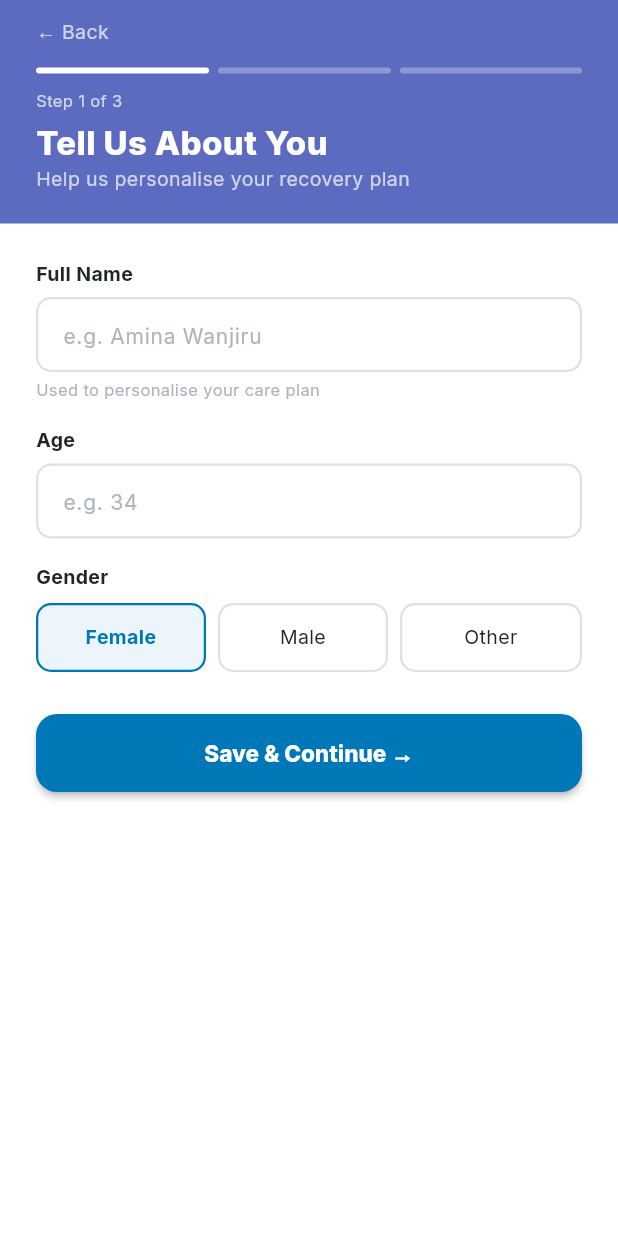
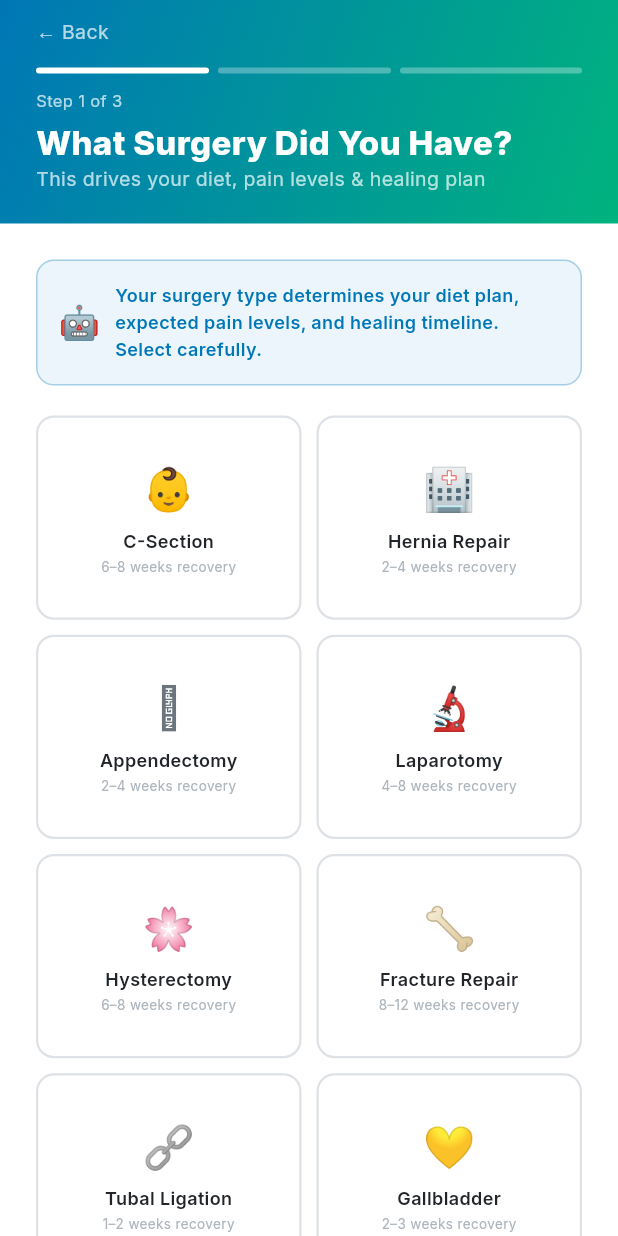
Before and after one commit to Winfry/RecoverSalama, a Flutter app: the ProfileSetupScreen screen opened by its route, on a phone screen of 412 x 824 dp. Run offline on Flutter 3.47's test engine with Material 3 defaults, Android fonts, the phone set to English and light mode, and no system bars; our stand-ins replace dio, flutter_dotenv, flutter_local_notifications, flutter_riverpod, flutter_secure_storage, go_router and 3 more; accounts and stored records are empty; network calls fail.

Commit message:
Redesign profile setup: surgery-first card grid, validation, and app icon   Profile Setup:                                                                              - Reorder steps: surgery type is now Step 1 (required card grid with emoji     and recovery time estimates), personal details moved to Step 2                            - Replace surgery dropdown with animated 2-column card grid — selection                       shows chosen surgery as a confirmation banner on Step 2                                   - Add _handleNext() with per-step validation: blocks progression if surgery                   not selected (Step 1) or name is empty (Step 2)                                           - Upgrade header gradient from flat purple to blue-to-green linear gradient
  App Icon:
  - Add flutter_launcher_icons to dev_dependencies and configure for Android
  - Add generate_icon.py: Pillow script that generates the 1024x1024
    SalamaRecover launcher icon (heart + cross + green accent)

```diff
--- a/flutter_app/lib/features/profile/screens/profile_setup_screen.dart
+++ b/flutter_app/lib/features/profile/screens/profile_setup_screen.dart
@@ -1,7 +1,8 @@
 // ─────────────────────────────────────────────────────────────
 // SalamaRecover — Screen 02: Profile Setup (3 Steps)
-// Collects everything the AI needs to personalise recovery.
-// Step 1: Personal info. Step 2: Surgery details. Step 3: Diet & caregiver.
+// Step 1: Surgery type (drives everything — required, card grid)
+// Step 2: Personal details (name, age, gender, date, weight)
+// Step 3: Diet & Caregiver
 // © 2025 Winfry Nyarangi Nyabuto. All Rights Reserved.
 // ─────────────────────────────────────────────────────────────
 
@@ -29,18 +30,18 @@ class _ProfileSetupScreenState extends ConsumerState<ProfileSetupScreen> {
   String _surgery = '';
   DateTime? _surgeryDate;
 
-  // Step 1 controllers
+  // Step 2 controllers
   final _nameCtrl = TextEditingController();
   final _ageCtrl = TextEditingController();
+  final _weightCtrl = TextEditingController();
 
   // Step 3 controllers
   final _allergiesCtrl = TextEditingController();
   final _caregiverCtrl = TextEditingController();
-  final _weightCtrl = TextEditingController();
 
   bool _isSaving = false;
 
-  // Allergy toggles — from Kenya Nutrition Manual p.77
+  // Allergy toggles
   final Map<String, bool> _allergyToggles = {
     'Milk/Dairy': false,
     'Eggs': false,
@@ -49,52 +50,136 @@ class _ProfileSetupScreenState extends ConsumerState<ProfileSetupScreen> {
     'Seafood': false,
   };
 
-  // 16 surgery types — covers most common surgeries in Kenya
-  final List<String> _surgeries = [
-    'Caesarean Section (C-Section)',
-    'Inguinal Hernia Repair',
-    'Appendectomy',
-    'Laparotomy',
-    'Hysterectomy',
-    'Open Fracture Repair',
-    'Tubal Ligation',
-    'Cholecystectomy',
-    'Prostatectomy',
-    'Thyroidectomy',
-    'Knee Replacement',
-    'Hip Replacement',
-    'Mastectomy',
-    'Myomectomy',
-    'Cardiac Surgery',
-    'Other',
+  // Surgery types with emoji, description, and healing context
+  final List<Map<String, String>> _surgeries = [
+    {
+      'name': 'C-Section',
+      'full': 'Caesarean Section (C-Section)',
+      'emoji': '👶',
+      'note': '6–8 weeks recovery',
+    },
+    {
+      'name': 'Hernia Repair',
+      'full': 'Inguinal Hernia Repair',
+      'emoji': '🏥',
+      'note': '2–4 weeks recovery',
+    },
+    {
+      'name': 'Appendectomy',
+      'full': 'Appendectomy',
+      'emoji': '🫁',
+      'note': '2–4 weeks recovery',
+    },
+    {
+      'name': 'Laparotomy',
+      'full': 'Laparotomy',
+      'emoji': '🔬',
+      'note': '4–8 weeks recovery',
+    },
+    {
+      'name': 'Hysterectomy',
+      'full': 'Hysterectomy',
+      'emoji': '🌸',
+      'note': '6–8 weeks recovery',
+    },
+    {
+      'name': 'Fracture Repair',
+      'full': 'Open Fracture Repair',
+      'emoji': '🦴',
+      'note': '8–12 weeks recovery',
+    },
+    {
+      'name': 'Tubal Ligation',
+      'full': 'Tubal Ligation',
+      'emoji': '🔗',
+      'note': '1–2 weeks recovery',
+    },
+    {
+      'name': 'Gallbladder',
+      'full': 'Cholecystectomy',
+      'emoji': '💛',
+      'note': '2–3 weeks recovery',
+    },
+    {
+      'name': 'Prostatectomy',
+      'full': 'Prostatectomy',
+      'emoji': '💙',
+      'note': '4–6 weeks recovery',
+    },
+    {
+      'name': 'Thyroidectomy',
+      'full': 'Thyroidectomy',
+      'emoji': '🦋',
+      'note': '2–3 weeks recovery',
+    },
+    {
+      'name': 'Knee Replacement',
+      'full': 'Knee Replacement',
+      'emoji': '🦿',
+      'note': '12+ weeks recovery',
+    },
+    {
+      'name': 'Hip Replacement',
+      'full': 'Hip Replacement',
+      'emoji': '🦵',
+      'note': '12+ weeks recovery',
+    },
+    {
+      'name': 'Mastectomy',
+      'full': 'Mastectomy',
+      'emoji': '🎗️',
+      'note': '4–6 weeks recovery',
+    },
+    {
+      'name': 'Myomectomy',
+      'full': 'Myomectomy',
+      'emoji': '🌺',
+      'note': '4–6 weeks recovery',
+    },
+    {
+      'name': 'Cardiac Surgery',
+      'full': 'Cardiac Surgery',
+      'emoji': '❤️',
+      'note': '8–12 weeks recovery',
+    },
+    {
+      'name': 'Other Surgery',
+      'full': 'Other',
+      'emoji': '🏨',
+      'note': 'AI will ask for details',
+    },
   ];
 
   @override
   void dispose() {
     _nameCtrl.dispose();
     _ageCtrl.dispose();
+    _weightCtrl.dispose();
     _allergiesCtrl.dispose();
     _caregiverCtrl.dispose();
-    _weightCtrl.dispose();
     super.dispose();
   }
 
-  // ── Purple header with progress bar ───────────────────────
+  // ── Header with progress bar ───────────────────────────────
   Widget _buildHeader() {
     final titles = [
+      'What Surgery Did You Have?',
       'Tell Us About You',
-      'Your Surgery Details',
       'Diet & Caregiver',
     ];
     final subs = [
-      'Help us personalise your recovery plan',
-      'This drives all your AI recommendations',
+      'This drives your diet, pain levels & healing plan',
+      'Helps us personalise your recovery further',
       'Final step — almost done!',
     ];
 
     return Container(
       decoration: const BoxDecoration(
-        color: Color(0xFF5C6BC0), // Purple
+        gradient: LinearGradient(
+          begin: Alignment.topLeft,
+          end: Alignment.bottomRight,
+          colors: [Color(0xFF0077B6), Color(0xFF00B37E)],
+        ),
       ),
       child: SafeArea(
         bottom: false,
@@ -103,7 +188,6 @@ class _ProfileSetupScreenState extends ConsumerState<ProfileSetupScreen> {
           child: Column(
             crossAxisAlignment: CrossAxisAlignment.start,
             children: [
-              // Back button — goes to previous step or back to landing
               GestureDetector(
                 onTap: () {
                   if (_step > 1) {
@@ -113,30 +197,21 @@ class _ProfileSetupScreenState extends ConsumerState<ProfileSetupScreen> {
                   }
                 },
                 child: const Text('← Back',
-                    style:
-                        TextStyle(color: Colors.white70, fontSize: 13)),
+                    style: TextStyle(color: Colors.white70, fontSize: 13)),
               ),
               const SizedBox(height: 14),
-
-              // Progress bar — white filled/unfilled segments
               SalamaProgressBar(currentStep: _step, totalSteps: 3),
               const SizedBox(height: 10),
-
-              // Step counter
               Text('Step $_step of 3',
-                  style: const TextStyle(
-                      color: Colors.white70, fontSize: 11)),
+                  style: const TextStyle(color: Colors.white70, fontSize: 11)),
               const SizedBox(height: 4),
-
-              // Title + subtitle — changes per step
               Text(titles[_step - 1],
                   style: const TextStyle(
                       color: Colors.white,
                       fontSize: 22,
                       fontWeight: FontWeight.w800)),
               Text(subs[_step - 1],
-                  style: const TextStyle(
-                      color: Colors.white70, fontSize: 13)),
+                  style: const TextStyle(color: Colors.white70, fontSize: 13)),
             ],
           ),
         ),
@@ -144,11 +219,167 @@ class _ProfileSetupScreenState extends ConsumerState<ProfileSetupScreen> {
     );
   }
 
-  // ── Step 1: Personal Info ─────────────────────────────────
+  // ── Step 1: Surgery Type — card grid, REQUIRED ─────────────
   Widget _buildStep1() {
     return Column(
       crossAxisAlignment: CrossAxisAlignment.start,
       children: [
+        // Context banner explaining why this matters
+        Container(
+          padding: const EdgeInsets.all(14),
+          margin: const EdgeInsets.only(bottom: 20),
+          decoration: BoxDecoration(
+            color: AppColors.primaryLight,
+            borderRadius: BorderRadius.circular(12),
+            border: Border.all(color: AppColors.primary.withOpacity(0.3)),
+          ),
+          child: const Row(
+            children: [
+              Text('🤖', style: TextStyle(fontSize: 22)),
+              SizedBox(width: 10),
+              Expanded(
+                child: Text(
+                  'Your surgery type determines your diet plan, expected pain levels, and healing timeline. Select carefully.',
+                  style: TextStyle(
+                      fontSize: 12,
+                      color: AppColors.primary,
+                      fontWeight: FontWeight.w600,
+                      height: 1.5),
+                ),
+              ),
+            ],
+          ),
+        ),
+
+        // 2-column card grid
+        GridView.builder(
+          shrinkWrap: true,
+          physics: const NeverScrollableScrollPhysics(),
+          gridDelegate: const SliverGridDelegateWithFixedCrossAxisCount(
+            crossAxisCount: 2,
+            crossAxisSpacing: 10,
+            mainAxisSpacing: 10,
+            childAspectRatio: 1.3,
+          ),
+          itemCount: _surgeries.length,
+          itemBuilder: (context, i) {
+            final s = _surgeries[i];
+            final selected = _surgery == s['full'];
+            return GestureDetector(
+              onTap: () => setState(() => _surgery = s['full']!),
+              child: AnimatedContainer(
+                duration: const Duration(milliseconds: 150),
+                padding: const EdgeInsets.all(10),
+                decoration: BoxDecoration(
+                  color: selected ? AppColors.primaryLight : Colors.white,
+                  borderRadius: BorderRadius.circular(12),
+                  border: Border.all(
+                    color: selected ? AppColors.primary : AppColors.border,
+                    width: selected ? 2 : 1.5,
+                  ),
+                  boxShadow: selected
+                      ? [
+                          BoxShadow(
+                            color: AppColors.primary.withOpacity(0.15),
+                            blurRadius: 8,
+                            offset: const Offset(0, 2),
+                          )
+                        ]
+                      : [],
+                ),
+                child: Column(
+                  mainAxisAlignment: MainAxisAlignment.center,
+                  children: [
+                    Text(s['emoji']!,
+                        style: const TextStyle(fontSize: 28)),
+                    const SizedBox(height: 6),
+                    Text(
+                      s['name']!,
+                      textAlign: TextAlign.center,
+                      style: TextStyle(
+                        fontSize: 12,
+                        fontWeight: selected
+                            ? FontWeight.w800
+                            : FontWeight.w600,
+                        color: selected
+                            ? AppColors.primary
+                            : AppColors.textPrimary,
+                      ),
+                    ),
+                    const SizedBox(height: 2),
+                    Text(
+                      s['note']!,
+                      textAlign: TextAlign.center,
+                      style: TextStyle(
+                        fontSize: 9,
+                        color: selected
+                            ? AppColors.primary.withOpacity(0.7)
+                            : AppColors.textHint,
+                      ),
+                    ),
+                  ],
+                ),
+              ),
+            );
+          },
+        ),
+
+        // Validation message if none selected
+        if (_surgery.isEmpty)
+          const Padding(
+            padding: EdgeInsets.only(top: 12),
+            child: Row(
+              children: [
+                Icon(Icons.info_outline,
+                    color: AppColors.warning, size: 14),
+                SizedBox(width: 6),
+                Text(
+                  'Please select your surgery type to continue',
+                  style: TextStyle(
+                      color: AppColors.warning,
+                      fontSize: 12,
+                      fontWeight: FontWeight.w600),
+                ),
+              ],
+            ),
+          ),
+
+        const SizedBox(height: 16),
+      ],
+    );
+  }
+
+  // ── Step 2: Personal Details ───────────────────────────────
+  Widget _buildStep2() {
+    return Column(
+      crossAxisAlignment: CrossAxisAlignment.start,
+      children: [
+        // Show selected surgery as reminder
+        Container(
+          padding: const EdgeInsets.symmetric(horizontal: 14, vertical: 10),
+          margin: const EdgeInsets.only(bottom: 20),
+          decoration: BoxDecoration(
+            color: AppColors.successLight,
+            borderRadius: BorderRadius.circular(10),
+            border: Border.all(color: AppColors.success.withOpacity(0.4)),
+          ),
+          child: Row(
+            children: [
+              const Text('✅', style: TextStyle(fontSize: 16)),
+              const SizedBox(width: 8),
+              Expanded(
+                child: Text(
+                  'Surgery: $_surgery',
+                  style: const TextStyle(
+                      fontSize: 13,
+                      fontWeight: FontWeight.w700,
+                      color: AppColors.success),
+                ),
+              ),
+            ],
+          ),
+        ),
+
         SalamaInput(
           label: 'Full Name',
           placeholder: 'e.g. Amina Wanjiru',
@@ -162,7 +393,7 @@ class _ProfileSetupScreenState extends ConsumerState<ProfileSetupScreen> {
           controller: _ageCtrl,
         ),
 
-        // Gender pill selector — Female/Male/Other
+        // Gender selector
         const Text('Gender',
             style: TextStyle(
                 fontSize: 13,
@@ -179,13 +410,9 @@ class _ProfileSetupScreenState extends ConsumerState<ProfileSetupScreen> {
                   margin: EdgeInsets.only(right: g != 'Other' ? 8 : 0),
                   padding: const EdgeInsets.symmetric(vertical: 12),
                   decoration: BoxDecoration(
-                    color: selected
-                        ? AppColors.primaryLight
-                        : Colors.white,
+                    color: selected ? AppColors.primaryLight : Colors.white,
                     border: Border.all(
-                      color: selected
-                          ? AppColors.primary
-                          : AppColors.border,
+                      color: selected ? AppColors.primary : AppColors.border,
                       width: 1.5,
                     ),
                     borderRadius: BorderRadius.circular(10),
@@ -207,60 +434,8 @@ class _ProfileSetupScreenState extends ConsumerState<ProfileSetupScreen> {
           }).toList(),
         ),
         const SizedBox(height: 20),
-      ],
-    );
-  }
 
-  // ── Step 2: Surgery Details ───────────────────────────────
-  Widget _buildStep2() {
-    return Column(
-      crossAxisAlignment: CrossAxisAlignment.start,
-      children: [
-        // Surgery type dropdown — 16 options
-        const Text('Surgery Type',
-            style: TextStyle(
-                fontSize: 13,
-                fontWeight: FontWeight.w700,
-                color: AppColors.textPrimary)),
-        const SizedBox(height: 8),
-        DropdownButtonFormField<String>(
-          value: _surgery.isEmpty ? null : _surgery,
-          hint: const Text('Select surgery type…',
-              style: TextStyle(color: AppColors.textHint)),
-          items: _surgeries
-              .map((s) => DropdownMenuItem(
-                  value: s,
-                  child: Text(s, style: const TextStyle(fontSize: 14))))
-              .toList(),
-          onChanged: (v) => setState(() => _surgery = v ?? ''),
-          decoration: InputDecoration(
-            filled: true,
-            fillColor: Colors.white,
-            contentPadding:
-                const EdgeInsets.symmetric(horizontal: 14, vertical: 13),
-            border: OutlineInputBorder(
-              borderRadius: BorderRadius.circular(10),
-              borderSide:
-                  const BorderSide(color: AppColors.border, width: 1.5),
-            ),
-            enabledBorder: OutlineInputBorder(
-              borderRadius: BorderRadius.circular(10),
-              borderSide:
-                  const BorderSide(color: AppColors.border, width: 1.5),
-            ),
-          ),
-        ),
-        const SizedBox(height: 6),
-        const Text(
-          'This is the most important field — it drives all diet, activity, and risk recommendations.',
-          style: TextStyle(
-              color: AppColors.textHint,
-              fontSize: 11,
-              fontStyle: FontStyle.italic),
-        ),
-        const SizedBox(height: 16),
-
-        // Surgery date picker with calendar emoji
+        // Surgery date
         const Text('Surgery Date',
             style: TextStyle(
                 fontSize: 13,
@@ -276,8 +451,8 @@ class _ProfileSetupScreenState extends ConsumerState<ProfileSetupScreen> {
               lastDate: DateTime.now().add(const Duration(days: 365)),
               builder: (context, child) => Theme(
                 data: ThemeData.light().copyWith(
-                    colorScheme: const ColorScheme.light(
-                        primary: AppColors.primary)),
+                    colorScheme:
+                        const ColorScheme.light(primary: AppColors.primary)),
                 child: child!,
               ),
             );
@@ -312,7 +487,6 @@ class _ProfileSetupScreenState extends ConsumerState<ProfileSetupScreen> {
         ),
         const SizedBox(height: 16),
 
-        // Weight — used for calorie calculations
         SalamaInput(
           label: 'Weight (kg)',
           placeholder: 'e.g. 68',
@@ -324,12 +498,11 @@ class _ProfileSetupScreenState extends ConsumerState<ProfileSetupScreen> {
     );
   }
 
-  // ── Step 3: Diet & Caregiver ──────────────────────────────
+  // ── Step 3: Diet & Caregiver ───────────────────────────────
   Widget _buildStep3() {
     return Column(
       crossAxisAlignment: CrossAxisAlignment.start,
       children: [
-        // Allergy toggles with emoji icons
         const Text('Food Allergies',
             style: TextStyle(
                 fontSize: 13,
@@ -352,13 +525,10 @@ class _ProfileSetupScreenState extends ConsumerState<ProfileSetupScreen> {
           return Container(
             margin: const EdgeInsets.only(bottom: 6),
             decoration: BoxDecoration(
-              color:
-                  entry.value ? AppColors.primaryLight : Colors.white,
+              color: entry.value ? AppColors.primaryLight : Colors.white,
               borderRadius: BorderRadius.circular(10),
               border: Border.all(
-                color: entry.value
-                    ? AppColors.primary
-                    : AppColors.border,
+                color: entry.value ? AppColors.primary : AppColors.border,
                 width: 1.5,
               ),
             ),
@@ -375,15 +545,13 @@ class _ProfileSetupScreenState extends ConsumerState<ProfileSetupScreen> {
               ),
               value: entry.value,
               activeColor: AppColors.primary,
-              onChanged: (v) {
-                setState(() => _allergyToggles[entry.key] = v);
-              },
+              onChanged: (v) =>
+                  setState(() => _allergyToggles[entry.key] = v),
             ),
           );
         }),
         const SizedBox(height: 8),
 
-        // Other allergies — free text
         SalamaInput(
           label: 'Other Allergies / Restrictions',
           placeholder: 'e.g. Sulphur drugs, lactose intolerant…',
@@ -391,20 +559,19 @@ class _ProfileSetupScreenState extends ConsumerState<ProfileSetupScreen> {
           maxLines: 2,
         ),
 
-        // Caregiver phone — for WhatsApp daily summaries
         SalamaInput(
           label: 'Caregiver Contact (Optional)',
           placeholder: '+254 7XX XXX XXX',
           controller: _caregiverCtrl,
           keyboardType: TextInputType.phone,
           helperText:
-              'They will receive daily recovery updates via WhatsApp',
+              'They will receive daily recovery updates via WhatsApp (Phase 2)',
         ),
       ],
     );
   }
 
-  // ── Save profile to Supabase via backend, then store locally ──
+  // ── Save to backend + Riverpod ─────────────────────────────
   Future<void> _completeSetup() async {
     if (_isSaving) return;
     setState(() => _isSaving = true);
@@ -415,7 +582,6 @@ class _ProfileSetupScreenState extends ConsumerState<ProfileSetupScreen> {
         .toList();
 
     try {
-      // POST to /api/patients/profile — creates the patient row in Supabase
       await ref.read(apiServiceProvider).saveProfile({
         'name': _nameCtrl.text.trim(),
         'age': int.tryParse(_ageCtrl.text) ?? 0,
@@ -423,15 +589,14 @@ class _ProfileSetupScreenState extends ConsumerState<ProfileSetupScreen> {
         'surgery_type': _surgery,
         'surgery_date': _surgeryDate != null
             ? '${_surgeryDate!.year.toString().padLeft(4, '0')}-'
-              '${_surgeryDate!.month.toString().padLeft(2, '0')}-'
-              '${_surgeryDate!.day.toString().padLeft(2, '0')}'
+                '${_surgeryDate!.month.toString().padLeft(2, '0')}-'
+                '${_surgeryDate!.day.toString().padLeft(2, '0')}'
             : null,
         'weight': double.tryParse(_weightCtrl.text) ?? 0,
         'allergies': allergies,
         'other_allergies': _allergiesCtrl.text.trim(),
       });
 
-      // Mirror into Riverpod so the rest of the app can read it instantly
       ref.read(profileProvider.notifier).saveProfile(
             name: _nameCtrl.text.trim(),
             age: int.tryParse(_ageCtrl.text) ?? 0,
@@ -465,16 +630,47 @@ class _ProfileSetupScreenState extends ConsumerState<ProfileSetupScreen> {
     }
   }
 
+  // ── Next / Finish button logic ─────────────────────────────
+  void _handleNext() {
+    // Step 1: surgery must be selected
+    if (_step == 1) {
+      if (_surgery.isEmpty) {
+        ScaffoldMessenger.of(context).showSnackBar(
+          const SnackBar(
+            content: Text('Please select your surgery type to continue.'),
+            backgroundColor: AppColors.warning,
+          ),
+        );
+        return;
+      }
+      setState(() => _step++);
+      return;
+    }
+    // Step 2: name must be filled
+    if (_step == 2) {
+      if (_nameCtrl.text.trim().isEmpty) {
+        ScaffoldMessenger.of(context).showSnackBar(
+          const SnackBar(
+            content: Text('Please enter your full name.'),
+            backgroundColor: AppColors.warning,
+          ),
+        );
+        return;
+      }
+      setState(() => _step++);
+      return;
+    }
+    // Step 3: save
+    _completeSetup();
+  }
+
   @override
   Widget build(BuildContext context) {
     return Scaffold(
       backgroundColor: Colors.white,
       body: Column(
         children: [
-          // Purple header with progress bar
           _buildHeader(),
-
-          // Step content — scrollable
           Expanded(
             child: SingleChildScrollView(
               padding: const EdgeInsets.all(24),
@@ -483,26 +679,15 @@ class _ProfileSetupScreenState extends ConsumerState<ProfileSetupScreen> {
                   if (_step == 1) _buildStep1(),
                   if (_step == 2) _buildStep2(),
                   if (_step == 3) _buildStep3(),
-
                   const SizedBox(height: 8),
-
-                  // Continue / Finish button
                   SalamaButton(
                     label: _step < 3
-                        ? 'Save & Continue →'
+                        ? 'Continue →'
                         : (_isSaving ? 'Saving…' : 'Finish Setup ✓'),
                     color: _step == 3
                         ? AppColors.success
                         : AppColors.primary,
-                    onTap: (_step == 3 && _isSaving)
-                        ? null
-                        : () {
-                            if (_step < 3) {
-                              setState(() => _step++);
-                            } else {
-                              _completeSetup();
-                            }
-                          },
+                    onTap: (_step == 3 && _isSaving) ? null : _handleNext,
                   ),
                 ],
               ),
```
Also changed, not shown: flutter_app/pubspec.yaml (+7 -0 lines), 1 other file.
